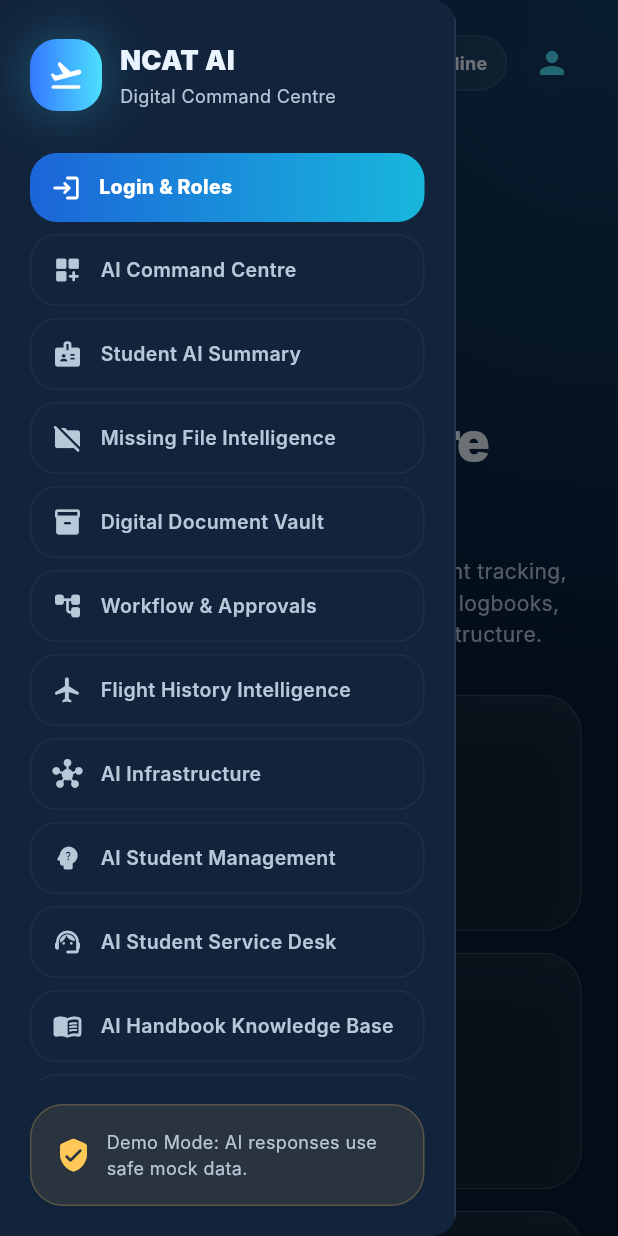
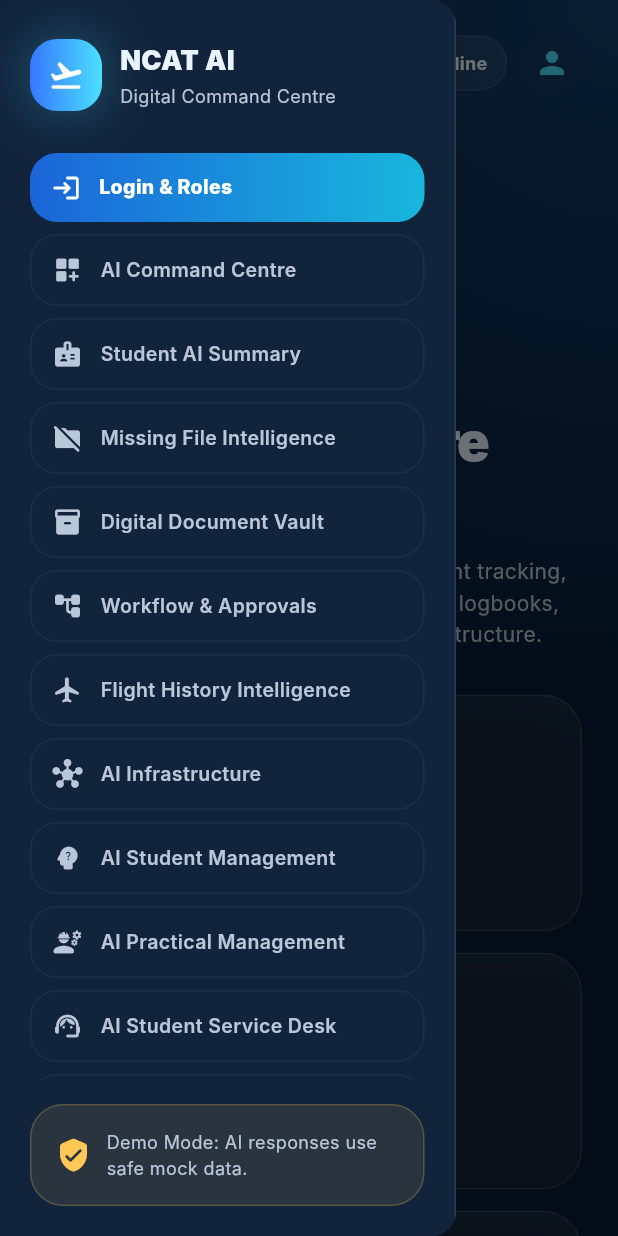
Before and after one commit to Bkzazzau1/NCAT_UI, a Flutter app: the screen it shows after launch, with the side drawer open, on a phone screen of 412 x 824 dp. Run offline on Flutter 3.47's test engine with Material 3 defaults, Android fonts, the phone set to English and light mode, and no system bars; Roboto replaces fonts that are missing (Inter).

Commit message:
Add final practical and security presentation screens

```diff
--- a/lib/widgets/responsive_shell.dart
+++ b/lib/widgets/responsive_shell.dart
@@ -5,6 +5,7 @@ import '../models/demo_models.dart';
 import '../screens/ai_academic_assistant_page.dart';
 import '../screens/ai_handbook_page.dart';
 import '../screens/ai_logbook_studio_page.dart';
+import '../screens/ai_practical_management_page.dart';
 import '../screens/command_centre_page.dart';
 import '../screens/document_vault_page.dart';
 import '../screens/flight_history_page.dart';
@@ -12,6 +13,7 @@ import '../screens/infrastructure_page.dart';
 import '../screens/login_page.dart';
 import '../screens/missing_file_page.dart';
 import '../screens/report_generator_page.dart';
+import '../screens/security_reports_page.dart';
 import '../screens/student_ai_app_page.dart';
 import '../screens/student_profile_page.dart';
 import '../screens/student_service_desk_page.dart';
@@ -41,10 +43,12 @@ class _ResponsiveShellState extends State<ResponsiveShell> {
     NavItem(title: 'Flight History Intelligence', icon: Icons.flight_rounded),
     NavItem(title: 'AI Infrastructure', icon: Icons.hub_rounded),
     NavItem(title: 'AI Student Management', icon: Icons.psychology_alt_rounded),
+    NavItem(title: 'AI Practical Management', icon: Icons.engineering_rounded),
     NavItem(title: 'AI Student Service Desk', icon: Icons.support_agent_rounded),
     NavItem(title: 'AI Handbook Knowledge Base', icon: Icons.menu_book_rounded),
     NavItem(title: 'AI Academic Assistant', icon: Icons.school_rounded),
     NavItem(title: 'AI Logbook Studio', icon: Icons.edit_note_rounded),
+    NavItem(title: 'AI Security Reports', icon: Icons.security_rounded),
     NavItem(title: 'AI Report Generator', icon: Icons.summarize_rounded),
   ];
 
@@ -58,10 +62,12 @@ class _ResponsiveShellState extends State<ResponsiveShell> {
         const FlightHistoryPage(),
         const InfrastructurePage(),
         const StudentAIAppPage(),
+        const AIPracticalManagementPage(),
         const StudentServiceDeskPage(),
         const AIHandbookPage(),
         const AIAcademicAssistantPage(),
         const AILogbookStudioPage(),
+        const SecurityReportsPage(),
         const ReportGeneratorPage(),
       ];
 
```
